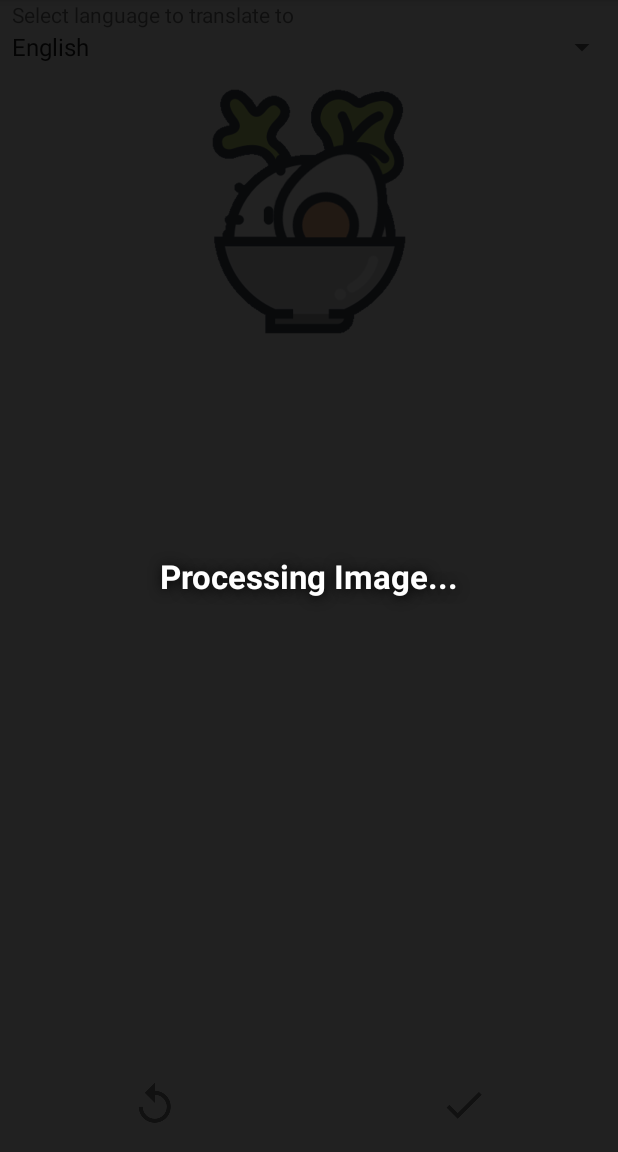
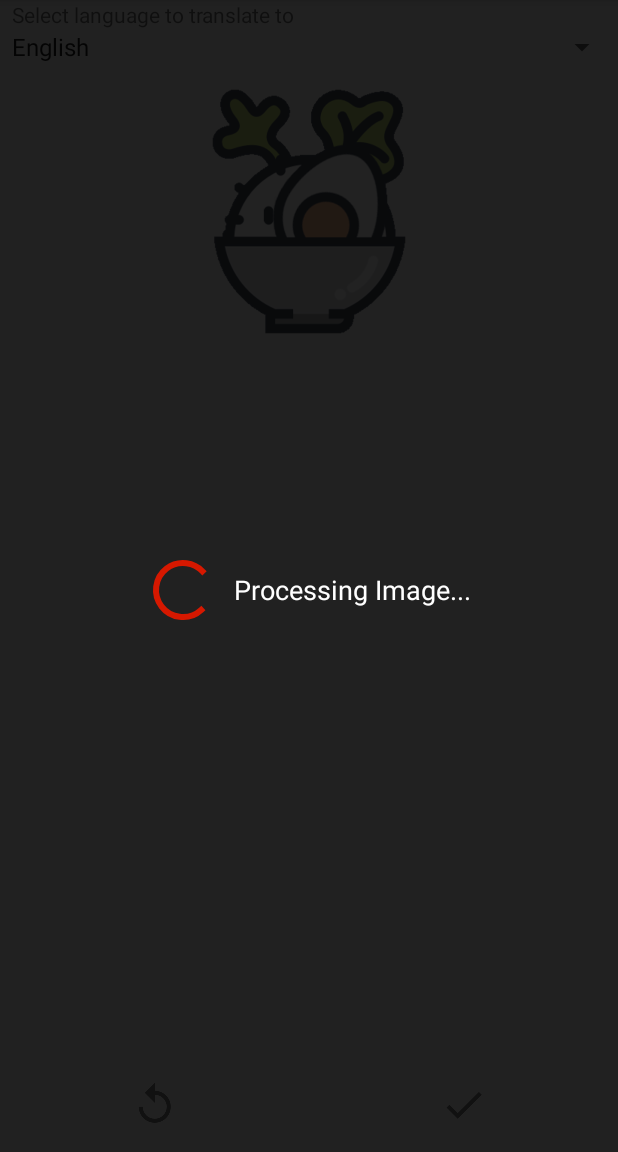
Before and after one commit to eekkonstantin/FlipMenu, an Android app: the ConfirmActivity screen opened directly, with no data from a screen before it, on a phone screen of 412 x 824 dp, the part 84-1236 px from its top. Run offline under Robolectric (Android 15) with nearby library versions, the phone set to English and light mode, and no system bars; libraries missing offline, so code that uses them is left out: com.google.api.client, com.google.api.services, com.google.cloud.translate; 1 statement that could not run was skipped.

Commit message:
Progress bar added in ConfirmActivity

```diff
--- a/app/src/main/java/com/kkontagion/flipmenu/ConfirmActivity.java
+++ b/app/src/main/java/com/kkontagion/flipmenu/ConfirmActivity.java
@@ -16,6 +16,7 @@ import android.view.View;
 import android.widget.ArrayAdapter;
 import android.widget.ImageButton;
 import android.widget.ImageView;
+import android.widget.RelativeLayout;
 import android.widget.Spinner;
 import android.widget.TextView;
 import android.widget.Toast;
@@ -71,6 +72,7 @@ public class ConfirmActivity extends AppCompatActivity {
     Boolean isEmpty = false;
     String filename,status,message;
     AlertDialog.Builder builder;
+    RelativeLayout rlLoading;
 
 
     @Override
@@ -85,6 +87,7 @@ public class ConfirmActivity extends AppCompatActivity {
         spinner.setAdapter(adapter);
 
         translatedText =  findViewById(R.id.tv_translated);
+        rlLoading = findViewById(R.id.rl_loading);
         loadingText =  findViewById(R.id.tv_loading);
         loadingText.setText("Processing Image...");
 
@@ -367,7 +370,7 @@ public class ConfirmActivity extends AppCompatActivity {
             }
 
             public void onFinish() {
-                loadingText.setVisibility(View.GONE);
+                rlLoading.setVisibility(View.GONE);
                 statusText.setText(status);
             }
         }.start();
--- a/app/src/main/res/layout/activity_confirm.xml
+++ b/app/src/main/res/layout/activity_confirm.xml
@@ -92,23 +92,36 @@
             app:srcCompat="@drawable/ic_tick" />
     </LinearLayout>
 
-    <TextView
-        android:id="@+id/tv_loading"
+    <RelativeLayout
+        android:id="@+id/rl_loading"
         android:layout_width="match_parent"
         android:layout_height="match_parent"
-        android:layout_alignParentStart="true"
-        android:layout_below="@+id/tv_before"
         android:background="@color/overlay"
-        android:gravity="center"
-        android:shadowColor="@android:color/black"
-        android:shadowDx="1"
-        android:shadowDy="1"
-        android:shadowRadius="10"
-        android:textAppearance="@android:style/TextAppearance.Material.Large"
-        android:textColor="@android:color/white"
-        android:textColorHighlight="@android:color/white"
-        android:textStyle="bold"
-        android:visibility="visible" />
+        android:gravity="center">
+
+        <ProgressBar
+            android:id="@+id/pb_loading"
+            style="?android:attr/progressBarStyle"
+            android:layout_width="wrap_content"
+            android:layout_height="wrap_content"
+            android:layout_alignParentTop="false"
+            android:layout_centerHorizontal="false"
+            android:layout_marginTop="19dp"
+            android:indeterminate="true" />
+
+        <TextView
+            android:id="@+id/tv_loading"
+            android:layout_width="wrap_content"
+            android:layout_height="wrap_content"
+            android:layout_alignBottom="@+id/pb_loading"
+            android:layout_alignTop="@+id/pb_loading"
+            android:layout_marginStart="@dimen/item_space"
+            android:layout_toEndOf="@+id/pb_loading"
+            android:gravity="center_vertical"
+            android:text="Loading..."
+            android:textAppearance="@android:style/TextAppearance.Material.Medium"
+            android:textColor="@android:color/white" />
+    </RelativeLayout>
 
 
 </RelativeLayout>
```
Also changed, not shown: app/src/main/java/com/kkontagion/flipmenu/MenuActivity.java (+21 -2 lines).
